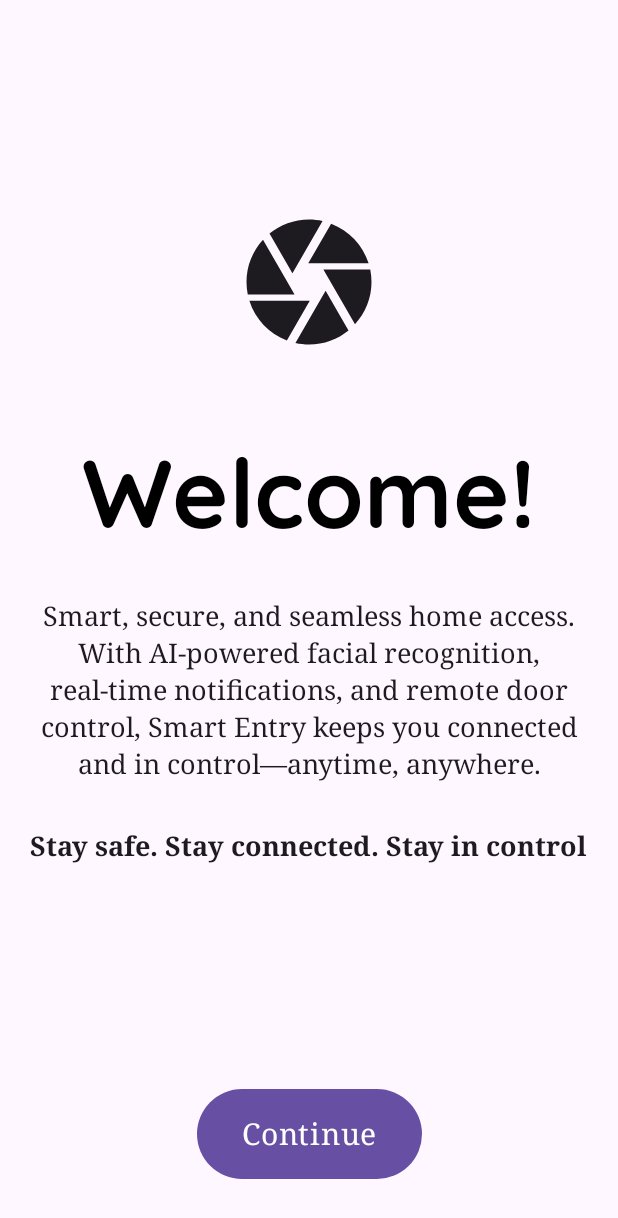
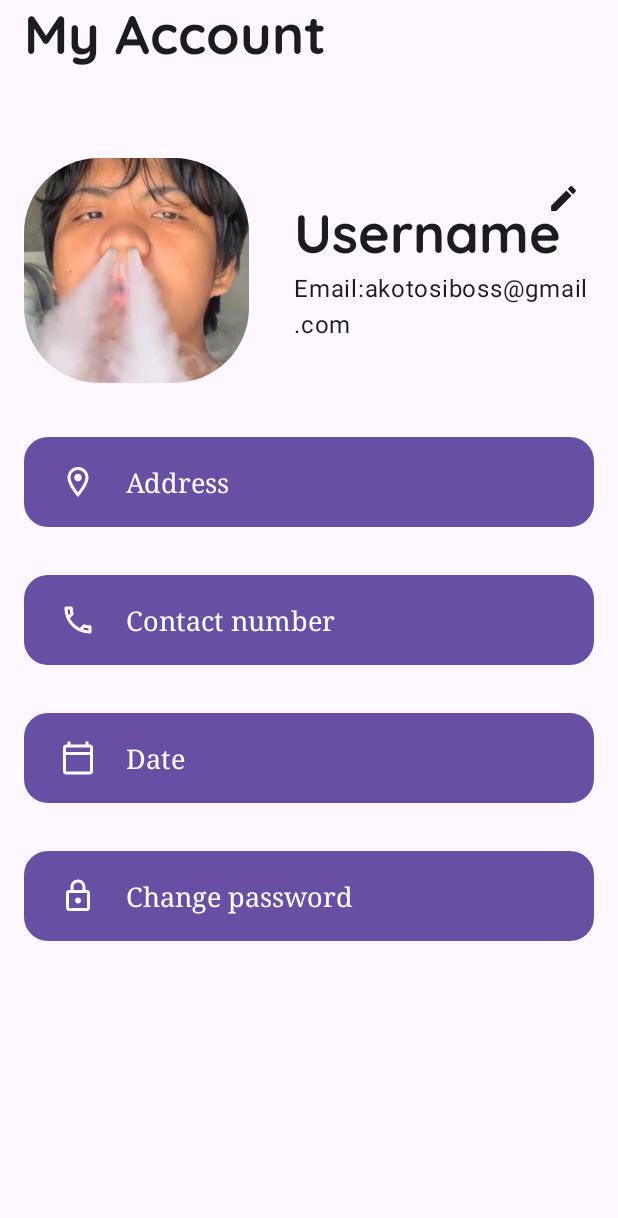
Before and after one commit to Laurennn123/smart-doorbell-mobile, an Android app built with Jetpack Compose: the screen it shows after launch (MainActivity), on a phone screen of 412 x 824 dp. Shown: the top 1218 px of the screen. Run offline under Robolectric (Android 15) with nearby library versions, the light colour scheme and no system bars.

Commit message:
draft ui user account screen

```diff
--- a/app/src/main/java/com/example/mobileapp/MainActivity.kt
+++ b/app/src/main/java/com/example/mobileapp/MainActivity.kt
@@ -6,8 +6,13 @@ import androidx.activity.ComponentActivity
 import androidx.activity.compose.setContent
 import androidx.activity.enableEdgeToEdge
 import androidx.compose.foundation.layout.fillMaxSize
+import androidx.compose.foundation.layout.fillMaxWidth
+import androidx.compose.foundation.layout.padding
+import androidx.compose.foundation.layout.statusBarsPadding
 import androidx.compose.material3.Scaffold
 import androidx.compose.ui.Modifier
+import androidx.compose.ui.res.dimensionResource
+import com.example.mobileapp.ui.account.MyAccountScreen
 import com.example.mobileapp.ui.theme.MobileAppTheme
 
 class MainActivity : ComponentActivity() {
--- a/app/src/main/java/com/example/mobileapp/SmartDoorbellScreen.kt
+++ b/app/src/main/java/com/example/mobileapp/SmartDoorbellScreen.kt
@@ -34,10 +34,14 @@ import androidx.compose.foundation.background
 import androidx.compose.foundation.gestures.scrollable
 import androidx.compose.foundation.layout.Box
 import androidx.compose.foundation.layout.statusBarsPadding
+import androidx.compose.foundation.text.KeyboardOptions
 import androidx.compose.material3.TopAppBarColors
 import androidx.compose.material3.TopAppBarDefaults
+import androidx.compose.runtime.movableContentOf
 import androidx.compose.ui.graphics.Brush
 import androidx.compose.ui.graphics.Color
+import androidx.compose.ui.text.input.ImeAction
+import androidx.compose.ui.text.input.KeyboardType
 import androidx.lifecycle.ViewModelProvider
 import androidx.lifecycle.viewmodel.CreationExtras
 import com.example.mobileapp.data.DataSource.settings
@@ -52,6 +56,10 @@ import com.example.mobileapp.ui.FaceEnrollmentScreen
 import com.example.mobileapp.ui.HomeScreen
 import com.example.mobileapp.ui.SettingsScreen
 import com.example.mobileapp.ui.about_us.AboutUsScreen
+import com.example.mobileapp.ui.account.BirthDatePicker
+import com.example.mobileapp.ui.account.InputDialog
+import com.example.mobileapp.ui.account.MyAccountScreen
+import com.example.mobileapp.ui.account.MyAccountViewModel
 import com.example.mobileapp.ui.appbar.LogAndSignInBottomBar
 import com.example.mobileapp.ui.components.IconAppBar
 import com.example.mobileapp.ui.login.LoginScreen
@@ -65,7 +73,8 @@ enum class SmartDoorbellScreen {
     Login,
     SignUp,
     Welcome,
-    AboutUs
+    AboutUs,
+    Account,
 }
 
 enum class SettingsScreen {
@@ -77,9 +86,11 @@ enum class SettingsScreen {
 fun SmartDoorbellApp(
     authorizedViewModel: AuthorizedPersonModel = viewModel(),
     entriesViewModel: EntriesHistoryModel = viewModel(),
-    navController: NavHostController = rememberNavController()
+    navController: NavHostController = rememberNavController(),
+    myAccountModel: MyAccountViewModel = viewModel()
 ) {
     val backStackEntry by navController.currentBackStackEntryAsState()
+    val accountUiState by myAccountModel.accountUiState.collectAsState()
     val currentScreen = backStackEntry?.destination?.route
     var settingsSelect by rememberSaveable { mutableStateOf("") }
 
@@ -115,7 +126,7 @@ fun SmartDoorbellApp(
 
             NavHost(
                 navController =  navController,
-                startDestination = SmartDoorbellScreen.Welcome.name,
+                startDestination = SmartDoorbellScreen.Account.name,
                 modifier =  Modifier.padding(innerPadding)
             ) {
                 composable(route = SmartDoorbellScreen.Welcome.name) {
@@ -128,6 +139,74 @@ fun SmartDoorbellApp(
                             navController.navigate(route = SmartDoorbellScreen.Login.name)
                         }
                     )
+                }
+
+                composable(route = SmartDoorbellScreen.Account.name) {
+                    MyAccountScreen(
+                        userName = accountUiState.userName,
+                        email = accountUiState.email,
+                        address = accountUiState.address,
+                        contactNumber = accountUiState.contactNumber,
+                        birthDate = accountUiState.birthDate,
+                        editClick = { myAccountModel.updateClicked(buttonClick = "Edit") },
+                        addressClick = { myAccountModel.updateClicked(buttonClick = "Address") },
+                        contactClick = { myAccountModel.updateClicked(buttonClick = "Contact") },
+                        dateClick = { myAccountModel.updateClicked(buttonClick = "Birth Date")},
+                        changePassClick = {},
+                        modifier = Modifier
+                            .fillMaxWidth()
+                            .padding(horizontal = dimensionResource(R.dimen.padding_medium))
+                            .statusBarsPadding()
+                    )
+                    if(myAccountModel.userButtonDetailClicked) {
+                        val buttonClicked = myAccountModel.buttonClicked
+                        if (buttonClicked == "Address") {
+                            InputDialog(
+                                typeOfInput = stringResource(R.string.input_address),
+                                nameOfInput = stringResource(R.string.address),
+                                onDismissRequest = { myAccountModel.onDismiss() },
+                                valueInputted = myAccountModel.address,
+                                onValueChange = { myAccountModel.address = it},
+                                cancelClick = { myAccountModel.onDismiss() },
+                                confirmClick = { myAccountModel.updateAddress() }
+                            )
+                        } else if (buttonClicked == "Contact") {
+                            InputDialog(
+                                typeOfInput = stringResource(R.string.input_contact_num),
+                                nameOfInput = stringResource(R.string.contact_num),
+                                onDismissRequest = { myAccountModel.onDismiss() },
+                                valueInputted = myAccountModel.contactNumber,
+                                onValueChange = { myAccountModel.contactNumber = it  },
+                                keyboardOptions = KeyboardOptions(
+                                    keyboardType = KeyboardType.Decimal,
+                                    imeAction = ImeAction.Done
+                                ),
+                                cancelClick = { myAccountModel.onDismiss() },
+                                confirmClick = { myAccountModel.updateContactNumber() }
+                            )
+                        } else if (buttonClicked == "Edit") {
+                            InputDialog(
+                                typeOfInput = stringResource(R.string.enter_username),
+                                nameOfInput = stringResource(R.string.username),
+                                onDismissRequest = { myAccountModel.onDismiss() },
+                                valueInputted = myAccountModel.userName,
+                                onValueChange = {
+                                    if (myAccountModel.userName.length <= 10) {
+                                        myAccountModel.userName = it
+                                    } else {
+                                        myAccountModel.userName = myAccountModel.userName.slice(0..9)
+                                    }
+                                },
+                                cancelClick = { myAccountModel.onDismiss() },
+                                confirmClick = { myAccountModel.updateUsername() }
+                            )
+                        } else if (buttonClicked == "Birth Date") {
+                            val birthDate =   BirthDatePicker(onDismissRequest = { myAccountModel.onDismiss() })
+                            if(birthDate.isNotBlank()) {
+                                myAccountModel.updateBirthDate(birthDate)
+                            }
+                        }
+                    }
                 }
 
                 composable(route = SmartDoorbellScreen.Login.name) {
--- /dev/null
+++ b/app/src/main/java/com/example/mobileapp/ui/account/MyAccountScreen.kt
@@ -0,0 +1,303 @@
+package com.example.mobileapp.ui.account
+
+import android.widget.Space
+import androidx.compose.foundation.layout.Arrangement
+import androidx.compose.foundation.layout.Box
+import androidx.compose.foundation.layout.Column
+import androidx.compose.foundation.layout.Row
+import androidx.compose.foundation.layout.Spacer
+import androidx.compose.foundation.layout.fillMaxWidth
+import androidx.compose.foundation.layout.height
+import androidx.compose.foundation.layout.offset
+import androidx.compose.foundation.layout.padding
+import androidx.compose.foundation.layout.width
+import androidx.compose.foundation.shape.RoundedCornerShape
+import androidx.compose.foundation.text.KeyboardOptions
+import androidx.compose.material.icons.Icons
+import androidx.compose.material.icons.filled.CalendarToday
+import androidx.compose.material.icons.filled.Call
+import androidx.compose.material.icons.filled.Edit
+import androidx.compose.material.icons.filled.LocationOn
+import androidx.compose.material.icons.filled.Lock
+import androidx.compose.material.icons.outlined.CalendarToday
+import androidx.compose.material.icons.outlined.Call
+import androidx.compose.material.icons.outlined.LocationOn
+import androidx.compose.material.icons.outlined.Lock
+import androidx.compose.material3.Button
+import androidx.compose.material3.Card
+import androidx.compose.material3.DatePicker
+import androidx.compose.material3.DatePickerState
+import androidx.compose.material3.ExperimentalMaterial3Api
+import androidx.compose.material3.MaterialTheme
+import androidx.compose.material3.Text
+import androidx.compose.material3.TextButton
+import androidx.compose.material3.TextField
+import androidx.compose.material3.TextFieldDefaults
+import androidx.compose.material3.rememberDatePickerState
+import androidx.compose.runtime.Composable
+import androidx.compose.runtime.collectAsState
+import androidx.compose.runtime.getValue
+import androidx.compose.ui.Alignment
+import androidx.compose.ui.Modifier
+import androidx.compose.ui.focus.focusModifier
+import androidx.compose.ui.graphics.Color
+import androidx.compose.ui.graphics.vector.ImageVector
+import androidx.compose.ui.res.dimensionResource
+import androidx.compose.ui.res.painterResource
+import androidx.compose.ui.res.stringResource
+import androidx.compose.ui.text.input.ImeAction
+import androidx.compose.ui.text.input.KeyboardType
+import androidx.compose.ui.text.style.TextAlign
+import androidx.compose.ui.unit.dp
+import androidx.compose.ui.unit.sp
+import androidx.compose.ui.window.Dialog
+import androidx.compose.ui.window.Popup
+import androidx.lifecycle.viewmodel.compose.viewModel
+import com.example.mobileapp.R
+import com.example.mobileapp.ui.components.DefaultIcon
+import com.example.mobileapp.ui.components.IconAppBar
+import com.example.mobileapp.ui.components.ImageContainer
+import java.text.SimpleDateFormat
+import java.util.Date
+import java.util.Locale
+
+@Composable
+fun MyAccountScreen(
+    modifier: Modifier = Modifier,
+    userName: String,
+    email: String,
+    address: String,
+    birthDate: String,
+    contactNumber: String,
+    editClick: () -> Unit,
+    addressClick: () -> Unit,
+    contactClick: () -> Unit,
+    dateClick: () -> Unit,
+    changePassClick: () -> Unit
+) {
+    Column(
+        horizontalAlignment = Alignment.CenterHorizontally,
+        modifier = modifier
+    ) {
+        Text(text = stringResource(id = R.string.my_account),
+            style = MaterialTheme.typography.displayLarge,
+            modifier = Modifier.align(alignment = Alignment.Start)
+        )
+        Spacer(modifier = Modifier.height(60.dp))
+        UserProfile(
+            userName = userName,
+            email = email,
+            editClick = editClick
+        )
+        Spacer(modifier = Modifier.height(20.dp))
+        UserDetails(
+            address = address,
+            contactNumber = contactNumber,
+            addressClick = addressClick,
+            date = birthDate,
+            contactClick = contactClick,
+            dateClick = dateClick,
+            changePassClick = changePassClick
+        )
+
+    }
+}
+
+@Composable
+private fun UserProfile(
+    userName: String,
+    email: String,
+    editClick: () -> Unit,
+    modifier: Modifier = Modifier
+) {
+    Row(
+        verticalAlignment = Alignment.CenterVertically,
+        modifier = modifier
+    ) {
+        ImageContainer(
+            faceImage = R.drawable.thomas_si_boss,
+            imageSize = 150,
+            contentDescription = "Bossing"
+        )
+        Spacer(modifier = Modifier.width(30.dp))
+        Column {
+            Row {
+                Text(
+                    text = userName,
+                    style = MaterialTheme.typography.displayLarge,
+                    maxLines = 11
+                )
+                IconAppBar(
+                    icon = Icons.Default.Edit,
+                    onClick = editClick,
+                    contentDescription = "Editing Username",
+                    modifier = Modifier
+                        .offset(x = -10.dp,  y = -25.dp)
+                )
+            }
+            Text(
+                text = stringResource(id = R.string.user_email, email),
+            )
+        }
+    }
+}
+
+@Composable
+private fun UserDetails(
+    address: String = "Address",
+    contactNumber: String = "Contact Number",
+    date: String = "Birth Date",
+    addressClick: () -> Unit,
+    contactClick: () -> Unit,
+    dateClick: () -> Unit,
+    changePassClick: () -> Unit,
+) {
+    UserIdentityButton(
+        nameOfButton = address,
+        icon = Icons.Outlined.LocationOn,
+        onClick = addressClick
+    )
+    UserIdentityButton(
+        nameOfButton = contactNumber,
+        icon = Icons.Outlined.Call,
+        onClick = contactClick
+    )
+    UserIdentityButton(
+        nameOfButton = date,
+        icon = Icons.Outlined.CalendarToday,
+        onClick = dateClick
+    )
+    UserIdentityButton(
+        nameOfButton = stringResource(R.string.change_password),
+        icon = Icons.Outlined.Lock,
+        onClick = changePassClick
+    )
+}
+
+@Composable
+private fun UserIdentityButton(
+    nameOfButton: String,
+    icon: ImageVector,
+    onClick: () -> Unit,
+    modifier: Modifier = Modifier
+) {
+    Button(
+        onClick = onClick,
+        shape = MaterialTheme.shapes.medium,
+        modifier = modifier
+            .padding(vertical = dimensionResource(R.dimen.padding_medium))
+            .fillMaxWidth()
+            .height(60.dp)
+    ) {
+        Row(
+            modifier = Modifier.fillMaxWidth()
+        ) {
+            DefaultIcon(
+                icon = icon,
+                nameOfIcon = nameOfButton,
+            )
+            Spacer(modifier = Modifier.width(20.dp))
+            Text(
+                text = nameOfButton,
+                style = MaterialTheme.typography.bodyMedium
+            )
+        }
+    }
+}
+
+@Composable
+fun InputDialog(
+    typeOfInput: String,
+    keyboardOptions: KeyboardOptions = KeyboardOptions(
+        keyboardType = KeyboardType.Text,
+        imeAction = ImeAction.Done
+    ),
+    onDismissRequest: () -> Unit,
+    nameOfInput: String,
+    valueInputted: String,
+    onValueChange: (String) -> Unit,
+    cancelClick: () -> Unit,
+    confirmClick: () -> Unit,
+) {
+    Dialog(onDismissRequest = onDismissRequest) {
+        Card(
+            modifier = Modifier
+                .fillMaxWidth()
+                .height(250.dp)
+                .padding(16.dp),
+            shape = MaterialTheme.shapes.medium,
+        ) {
+            Column {
+                Text(
+                    text = typeOfInput,
+                    textAlign = TextAlign.Start,
+                    modifier = Modifier
+                        .padding(dimensionResource(R.dimen.padding_medium)),
+                    style = MaterialTheme.typography.displayMedium
+                )
+                TextField(
+                    value = valueInputted,
+                    onValueChange = onValueChange,
+                    label = { Text(text = nameOfInput ) },
+                    keyboardOptions = keyboardOptions,
+                    modifier = Modifier
+                        .padding(dimensionResource(R.dimen.padding_medium)),
+                    singleLine = true,
+                    colors = TextFieldDefaults.colors(
+                        focusedContainerColor = Color.Transparent,
+                        unfocusedContainerColor = Color.Transparent,
+                    ),
+                )
+                Row(
+                    modifier = Modifier
+                        .fillMaxWidth(),
+                    horizontalArrangement = Arrangement.Center
+                ) {
+                    TextButton(
+                        onClick = cancelClick,
+                        modifier = Modifier.padding(dimensionResource(R.dimen.padding_small))
+                    ) {
+                        Text(text = "Cancel")
+                    }
+                    TextButton(
+                        onClick = confirmClick,
+                        modifier = Modifier.padding(dimensionResource(R.dimen.padding_small))
+                    ) {
+                        Text(text = "Confirm")
+                    }
+                }
+            }
+
+        }
+    }
+}
+
+@OptIn(ExperimentalMaterial3Api::class)
+@Composable
+fun BirthDatePicker(
+    onDismissRequest: () -> Unit
+): String {
+    val datePickerState = rememberDatePickerState()
+
+    Popup(
+        onDismissRequest = { onDismissRequest() },
+        alignment = Alignment.Center
+    ) {
+        Box(
+            modifier = Modifier
+                .fillMaxWidth()
+                .offset(y = -10.dp)
+                .padding(16.dp)
+        ) {
+            DatePicker(
+                state = datePickerState,
+                showModeToggle = false
+            )
+        }
+    }
+
+    val formatter = SimpleDateFormat("MM/dd/yyyy", Locale.getDefault())
+    return datePickerState.selectedDateMillis?.let {
+        formatter.format(Date(it))
+    } ?: ""
+}
--- /dev/null
+++ b/app/src/main/java/com/example/mobileapp/ui/account/MyAccountViewModel.kt
@@ -0,0 +1,87 @@
+package com.example.mobileapp.ui.account
+
+import androidx.compose.runtime.getValue
+import androidx.compose.runtime.mutableStateOf
+import androidx.compose.runtime.setValue
+import androidx.lifecycle.ViewModel
+import kotlinx.coroutines.flow.MutableStateFlow
+import kotlinx.coroutines.flow.StateFlow
+import kotlinx.coroutines.flow.asStateFlow
+
+class MyAccountViewModel: ViewModel() {
+    private val _myAccountUiState = MutableStateFlow(MyAccountUiState())
+    val accountUiState: StateFlow<MyAccountUiState> = _myAccountUiState.asStateFlow()
+
+    var userName by mutableStateOf("")
+    var address by mutableStateOf("")
+    var contactNumber by mutableStateOf("")
+
+    var userButtonDetailClicked by mutableStateOf(false)
+
+    var buttonClicked by mutableStateOf("")
+
+    fun updateClicked(buttonClick: String) {
+        userButtonDetailClicked = true
+        buttonClicked = buttonClick
+    }
+
+    fun updateUsername() {
+        _myAccountUiState.value = MyAccountUiState(
+            userName = userName,
+            address = _myAccountUiState.value.address,
+            contactNumber = _myAccountUiState.value.contactNumber,
+            birthDate = _myAccountUiState.value.birthDate
+        )
+        onDismiss()
+    }
+
+    fun updateAddress() {
+        _myAccountUiState.value = MyAccountUiState(
+            address = address,
+            userName = _myAccountUiState.value.userName,
+            contactNumber = _myAccountUiState.value.contactNumber,
+            birthDate = _myAccountUiState.value.birthDate
+        )
+        onDismiss()
+    }
+
+    fun updateContactNumber() {
+        _myAccountUiState.value = MyAccountUiState(
+            contactNumber = contactNumber,
+            userName = _myAccountUiState.value.userName,
+            address = _myAccountUiState.value.address,
+            birthDate = _myAccountUiState.value.birthDate
+        )
+        onDismiss()
+    }
+
+    fun updateBirthDate(birthDate: String) {
+        _myAccountUiState.value = MyAccountUiState(
+            contactNumber = _myAccountUiState.value.contactNumber,
+            userName = _myAccountUiState.value.userName,
+            address = _myAccountUiState.value.address,
+            birthDate = birthDate
+        )
+        onDismiss()
+    }
+
+
+
+    fun onDismiss() {
+        buttonClicked = ""
+        userName = ""
+        address = ""
+        contactNumber = ""
+        userButtonDetailClicked = false
+    }
+
+
+}
+
+data class MyAccountUiState(
+    val userName: String = "Username",
+    val address: String = "Address",
+    val contactNumber: String = "Contact number",
+    val birthDate: String = "Date",
+    val email: String = "akotosiboss@gmail.com"
+)
--- a/app/src/main/res/values/strings.xml
+++ b/app/src/main/res/values/strings.xml
@@ -45,10 +45,16 @@
     <string name="male">Male</string>
     <string name="female">Female</string>
     <string name="date_of_birth">Date of Birth</string>
-
     <string name="welcome_description">Smart, secure, and seamless home access. With AI-powered facial recognition, real-time notifications, and remote door control, Smart Entry keeps you connected and in control—anytime, anywhere. </string>
     <string name="welcome_motto">Stay safe. Stay connected. Stay in control</string>
     <string name="_continue">Continue</string>
     <string name="forgot_password">Forgot Password?</string>
+    <string name="user_email">Email:%1$s</string>
+    <string name="change_password">Change password</string>
+    <string name="enter_username">Enter username</string>
+    <string name="input_contact_num">Input contact number</string>
+    <string name="input_address">Input address</string>
+    <string name="address">Address</string>
+    <string name="contact_num">Contact number</string>
     <string name="about_us_description">Welcome to Smart Entry, your smart and secure home access solution. Our mobile application is designed to seamlessly integrate with the Smart Doorbell System, providing homeowners with real-time visitor notifications, remote door access, and advanced facial recognition technology.\n\n At Smart Entry, we prioritize security, convenience, and ease of use. Our goal is to enhance home security by allowing users to monitor and manage guest access anytime, anywhere. Whether it’s identifying visitors, unlocking the door remotely, or keeping track of entry logs, our app ensures that you stay in control of your home’s security with just a few taps.</string>
 </resources>
```
Also changed, not shown: app/src/main/java/com/example/mobileapp/ui/sign_up/SignUpScreen.kt (+10 -4 lines), app/src/main/java/com/example/mobileapp/ui/sign_up/SignUpViewModel.kt (+14 -4 lines), gradle/libs.versions.toml (+9 -7 lines), 3 other files.
